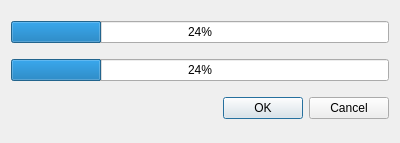
Before: the Qt Designer form src/ui/dialog/downloadprogressdialog.ui in metaxy/openBibleViewer, drawn with Qt 5.
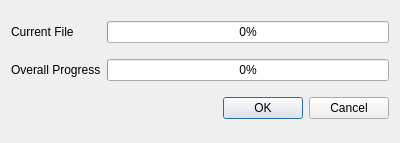
After: the same form once the commit is applied.

```diff
--- a/src/ui/dialog/downloadprogressdialog.ui
+++ b/src/ui/dialog/downloadprogressdialog.ui
@@ -13,22 +13,22 @@
   <property name="windowTitle">
    <string>Dialog</string>
   </property>
-  <layout class="QVBoxLayout" name="verticalLayout">
-   <item>
+  <layout class="QGridLayout" name="gridLayout">
+   <item row="0" column="1">
     <widget class="QProgressBar" name="progressBar">
      <property name="value">
-      <number>24</number>
+      <number>0</number>
      </property>
     </widget>
    </item>
-   <item>
+   <item row="1" column="1">
     <widget class="QProgressBar" name="progressBar_2">
      <property name="value">
-      <number>24</number>
+      <number>0</number>
      </property>
     </widget>
    </item>
-   <item>
+   <item row="2" column="1">
     <widget class="QDialogButtonBox" name="buttonBox">
      <property name="orientation">
       <enum>Qt::Horizontal</enum>
@@ -38,6 +38,20 @@
      </property>
     </widget>
    </item>
+   <item row="0" column="0">
+    <widget class="QLabel" name="label">
+     <property name="text">
+      <string>Current File</string>
+     </property>
+    </widget>
+   </item>
+   <item row="1" column="0">
+    <widget class="QLabel" name="label_2">
+     <property name="text">
+      <string>Overall Progress</string>
+     </property>
+    </widget>
+   </item>
   </layout>
  </widget>
  <resources/>
```
